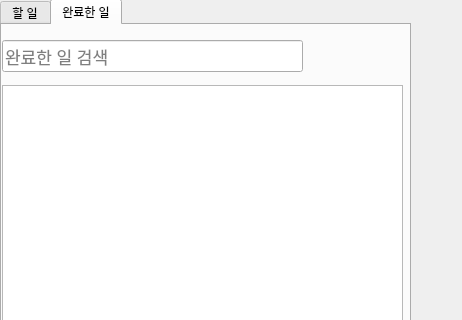
Before: the Qt Designer form Todo/Todo.ui in xorud1541/Todo, drawn with Qt 5; both pictures show x 0 to 462 and y 0 to 320 of the 462 by 837 pixel window.
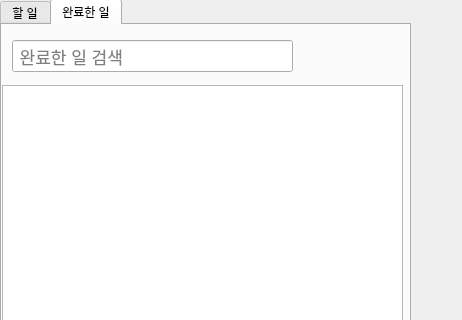
After: the same form once the commit is applied. Icons and pictures are not drawn. Custom widgets are drawn as their Qt base class.

Commit message: 검색 UI수정

The edit to the form file:
```diff
--- a/Todo/Todo.ui
+++ b/Todo/Todo.ui
@@ -389,9 +389,12 @@
       </column>
      </widget>
      <widget class="QPushButton" name="searchBtn">
+      <property name="enabled">
+       <bool>false</bool>
+      </property>
       <property name="geometry">
        <rect>
-        <x>300</x>
+        <x>290</x>
         <y>10</y>
         <width>50</width>
         <height>40</height>
@@ -417,9 +420,9 @@
      <widget class="QLineEdit" name="searchEdit">
       <property name="geometry">
        <rect>
-        <x>0</x>
+        <x>10</x>
         <y>15</y>
-        <width>301</width>
+        <width>281</width>
         <height>32</height>
        </rect>
       </property>
@@ -430,7 +433,7 @@
        </font>
       </property>
       <property name="placeholderText">
-       <string>완료한 일 검색</string>
+       <string> 완료한 일 검색</string>
       </property>
      </widget>
      <widget class="QPushButton" name="refreshBtn">
```
The commit also changes 3 other files.
